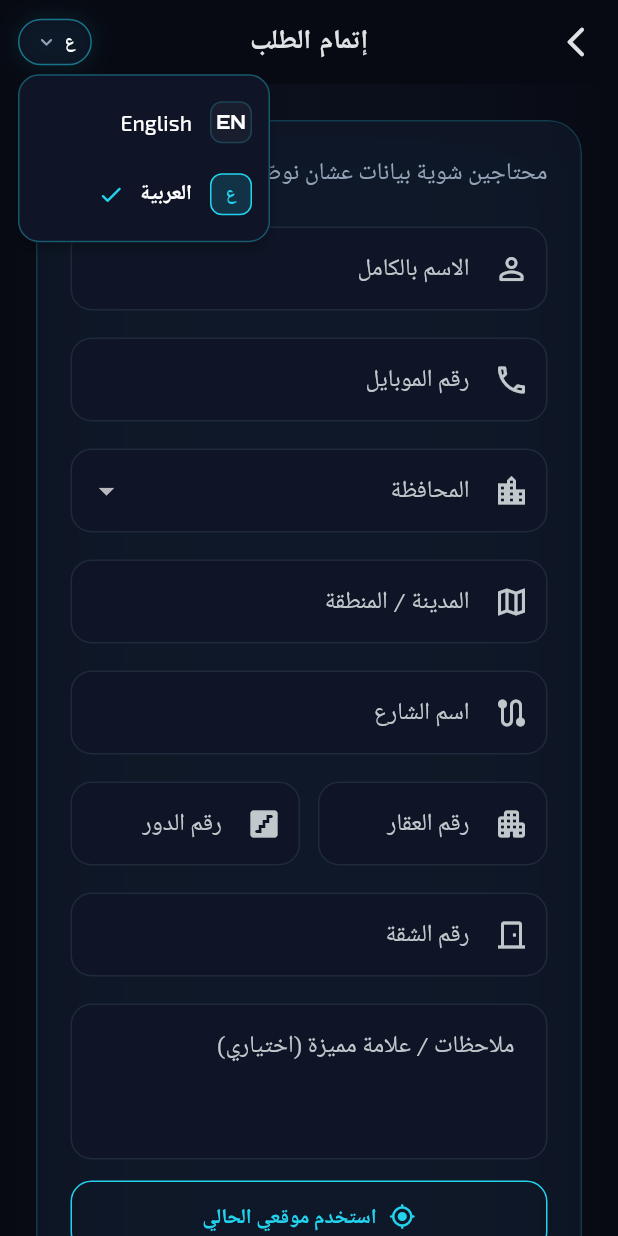
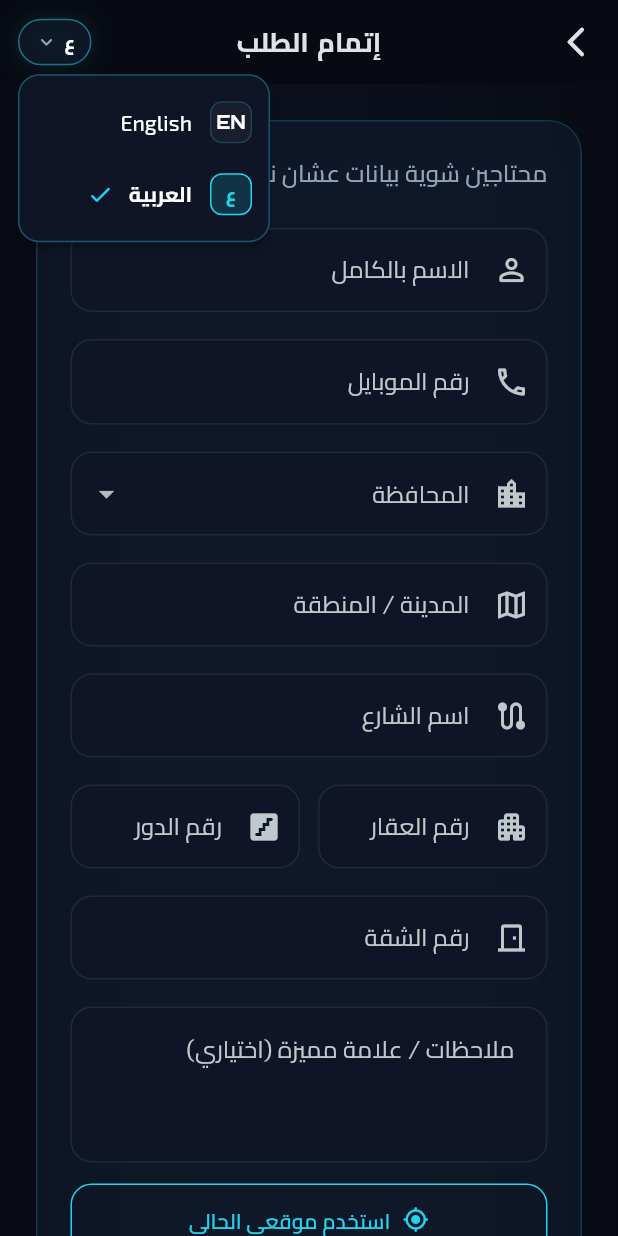
Before and after one commit to AhmedMahhmoud/bakasa_web, a Flutter app: the OrderScreen screen opened directly, after a tap on an icon or button, on a phone screen of 412 x 824 dp. Run offline on Flutter 3.47's test engine with Material 3 defaults, Android fonts, the phone set to English and light mode, and no system bars; our stand-ins replace carousel_slider, cloud_firestore, firebase_core, flutter_animate, geolocator, google_fonts and 2 more; missing offline and left inert: dart:html, dart:ui_web, mailer; accounts and stored records are empty.

Commit message:
Fix Arabic tofu on first load: bundle Cairo font as fallback
The brand fonts (Orbitron, Exo 2) are Latin-only, so Arabic text rendered
as tofu (□) boxes on first load while the web engine downloaded a Noto
Arabic fallback on demand. Bundle Cairo (Arabic + Latin) as a local asset
and add it to the fontFamilyFallback chain so Arabic glyphs resolve on the
first frame with no network round-trip.

- Add assets/fonts/Cairo-Variable.ttf and declare the Cairo family
- Add lib/theme/app_fonts.dart: appDisplayFont/appBodyFont helpers and
  appBodyTextTheme that append the Arabic fallback
- Route all GoogleFonts.orbitron/exo2 call sites (theme + 5 screens/widgets)
  through the helpers

Also includes pending updates to functions/index.js and lib/config.dart.

Co-Authored-By: Claude Opus 4.8 (1M context) <noreply@anthropic.com>

```diff
--- a/lib/config.dart
+++ b/lib/config.dart
@@ -41,33 +41,33 @@ class BakasaConfig {
 
   /// Delivery fee by governorate in EGP.
   static const Map<String, int> deliveryCostByGovernorateEgp = <String, int>{
-    'الإسماعيلية': 75,
-    'أسوان': 110,
-    'الأقصر': 110,
-    'الإسكندرية': 70,
-    'أسيوط': 80,
-    'الشرقية': 70,
-    'البحر الأحمر': 110,
-    'البحيرة': 70,
-    'الجيزة': 60,
-    'السويس': 75,
-    'الدقهلية': 70,
-    'الفيوم': 80,
-    'القاهرة': 60,
-    'القليوبية': 60,
-    'المنيا': 80,
-    'بني سويف': 80,
-    'المنوفية': 70,
-    'بورسعيد': 75,
-    'الوادي الجديد': 120,
-    'الغربية': 70,
-    'جنوب سيناء': 120,
-    'شمال سيناء': 120,
-    'دمياط': 70,
-    'سوهاج': 110,
-    'قنا': 110,
-    'كفر الشيخ': 70,
-    'مطروح': 120,
+    'الإسماعيلية': 80,
+    'أسوان': 115,
+    'الأقصر': 115,
+    'الإسكندرية': 75,
+    'أسيوط': 85,
+    'الشرقية': 75,
+    'البحر الأحمر': 115,
+    'البحيرة': 75,
+    'الجيزة': 65,
+    'السويس': 80,
+    'الدقهلية': 75,
+    'الفيوم': 85,
+    'القاهرة': 65,
+    'القليوبية': 65,
+    'المنيا': 85,
+    'بني سويف': 85,
+    'المنوفية': 75,
+    'بورسعيد': 80,
+    'الوادي الجديد': 125,
+    'الغربية': 75,
+    'جنوب سيناء': 125,
+    'شمال سيناء': 125,
+    'دمياط': 75,
+    'سوهاج': 115,
+    'قنا': 115,
+    'كفر الشيخ': 75,
+    'مطروح': 125,
   };
 
   static const String shortDescription =
--- a/lib/screens/order_screen.dart
+++ b/lib/screens/order_screen.dart
@@ -13,7 +13,7 @@ import 'package:bakasa_web/widgets/neon_card.dart';
 import 'package:bakasa_web/widgets/promo_code_panel.dart';
 import 'package:flutter/material.dart';
 import 'package:geolocator/geolocator.dart';
-import 'package:google_fonts/google_fonts.dart';
+import 'package:bakasa_web/theme/app_fonts.dart';
 
 class OrderScreen extends StatefulWidget {
   const OrderScreen({super.key});
@@ -277,7 +277,7 @@ class _OrderScreenState extends State<OrderScreen> {
         ),
         title: Text(
           l10n.placeYourOrder,
-          style: GoogleFonts.orbitron(
+          style: appDisplayFont(
             fontWeight: FontWeight.w700,
             fontSize: 18,
           ),
@@ -508,7 +508,7 @@ class _OrderScreenState extends State<OrderScreen> {
                             _locating
                                 ? l10n.locating
                                 : l10n.useMyCurrentLocation,
-                            style: GoogleFonts.exo2(
+                            style: appBodyFont(
                               fontWeight: FontWeight.w600,
                             ),
                           ),
@@ -553,7 +553,7 @@ class _OrderScreenState extends State<OrderScreen> {
                                 )
                               : Text(
                                   l10n.submitOrder,
-                                  style: GoogleFonts.orbitron(
+                                  style: appDisplayFont(
                                     fontWeight: FontWeight.w800,
                                   ),
                                 ),
@@ -612,7 +612,7 @@ class _DeliverySummary extends StatelessWidget {
         children: [
           Text(
             l10n.orderTotal,
-            style: GoogleFonts.orbitron(
+            style: appDisplayFont(
               fontSize: 13,
               fontWeight: FontWeight.w700,
               color: BakasaColors.textMuted,
@@ -639,7 +639,7 @@ class _DeliverySummary extends StatelessWidget {
       children: [
         Text(
           title,
-          style: GoogleFonts.exo2(
+          style: appBodyFont(
             color: emphasize ? Colors.white : BakasaColors.textMuted,
             fontWeight: emphasize ? FontWeight.w700 : FontWeight.w500,
           ),
@@ -647,7 +647,7 @@ class _DeliverySummary extends StatelessWidget {
         const Spacer(),
         Text(
           value,
-          style: GoogleFonts.orbitron(
+          style: appDisplayFont(
             color: emphasize ? BakasaColors.gold : Colors.white,
             fontWeight: emphasize ? FontWeight.w800 : FontWeight.w600,
           ),
--- a/lib/screens/product_screen.dart
+++ b/lib/screens/product_screen.dart
@@ -9,7 +9,7 @@ import 'package:bakasa_web/widgets/language_switcher_button.dart';
 import 'package:bakasa_web/widgets/neon_card.dart';
 import 'package:bakasa_web/widgets/product_box_hero.dart';
 import 'package:flutter/material.dart';
-import 'package:google_fonts/google_fonts.dart';
+import 'package:bakasa_web/theme/app_fonts.dart';
 import 'package:url_launcher/url_launcher.dart';
 
 const String _kHowToPlayUrl = 'https://youtube.com/shorts/-OwqJANtaUU';
@@ -186,7 +186,7 @@ class _ProductCopy extends StatelessWidget {
   @override
   Widget build(BuildContext context) {
     final l10n = AppLocalizations.of(context);
-    final headline = GoogleFonts.orbitron(
+    final headline = appDisplayFont(
       fontSize: 32,
       fontWeight: FontWeight.w800,
       height: 1.15,
@@ -198,7 +198,7 @@ class _ProductCopy extends StatelessWidget {
         children: [
           Text(
             l10n.collectorEdition,
-            style: GoogleFonts.exo2(
+            style: appBodyFont(
               fontSize: 12,
               letterSpacing: 4,
               color: BakasaColors.neonMagenta,
@@ -218,7 +218,7 @@ class _ProductCopy extends StatelessWidget {
           const SizedBox(height: 20),
           Text(
             l10n.insideTheBox,
-            style: GoogleFonts.exo2(
+            style: appBodyFont(
               fontWeight: FontWeight.w700,
               color: Colors.white,
             ),
@@ -240,7 +240,7 @@ class _ProductCopy extends StatelessWidget {
                 children: [
                   Text(
                     l10n.priceLabel(BakasaConfig.productPriceEgp),
-                    style: GoogleFonts.orbitron(
+                    style: appDisplayFont(
                       fontSize: 36,
                       fontWeight: FontWeight.bold,
                       color: BakasaColors.gold,
@@ -264,7 +264,7 @@ class _ProductCopy extends StatelessWidget {
                 ),
                 child: Text(
                   l10n.orderNow,
-                  style: GoogleFonts.orbitron(fontWeight: FontWeight.w800),
+                  style: appDisplayFont(fontWeight: FontWeight.w800),
                 ),
               );
               if (row) {
@@ -299,7 +299,7 @@ class _HowToPlaySection extends StatelessWidget {
         children: [
           Text(
             l10n.howToPlay,
-            style: GoogleFonts.exo2(
+            style: appBodyFont(
               fontSize: 12,
               letterSpacing: 3.5,
               color: BakasaColors.neonCyan,
@@ -309,7 +309,7 @@ class _HowToPlaySection extends StatelessWidget {
           const SizedBox(height: 10),
           Text(
             l10n.quickVideoGuide,
-            style: GoogleFonts.orbitron(
+            style: appDisplayFont(
               fontWeight: FontWeight.w700,
               fontSize: 24,
               color: Colors.white,
@@ -426,7 +426,7 @@ class _VideoPreviewCardState extends State<_VideoPreviewCard>
                         Expanded(
                           child: Text(
                             l10n.howToPlayBakasa,
-                            style: GoogleFonts.exo2(
+                            style: appBodyFont(
                               color: Colors.white,
                               fontWeight: FontWeight.w700,
                               fontSize: 16,
@@ -555,7 +555,7 @@ class _ModernFooterState extends State<_ModernFooter>
                           children: [
                             Text(
                               l10n.connectWithUs,
-                              style: GoogleFonts.exo2(
+                              style: appBodyFont(
                                 fontSize: 12,
                                 letterSpacing: 3.2,
                                 color: BakasaColors.neonCyan,
@@ -565,7 +565,7 @@ class _ModernFooterState extends State<_ModernFooter>
                             const SizedBox(height: 10),
                             Text(
                               l10n.joinCommunityTitle,
-                              style: GoogleFonts.orbitron(
+                              style: appDisplayFont(
                                 fontSize: 22,
                                 fontWeight: FontWeight.w700,
                                 color: Colors.white,
@@ -688,7 +688,7 @@ class _SocialButton extends StatelessWidget {
               const SizedBox(width: 8),
               Text(
                 label,
-                style: GoogleFonts.exo2(
+                style: appBodyFont(
                   color: Colors.white,
                   fontWeight: FontWeight.w600,
                 ),
--- a/lib/screens/success_screen.dart
+++ b/lib/screens/success_screen.dart
@@ -4,7 +4,7 @@ import 'package:bakasa_web/widgets/language_switcher_button.dart';
 import 'package:bakasa_web/widgets/neon_card.dart';
 import 'package:flutter/material.dart';
 import 'package:flutter_animate/flutter_animate.dart';
-import 'package:google_fonts/google_fonts.dart';
+import 'package:bakasa_web/theme/app_fonts.dart';
 
 class SuccessScreen extends StatelessWidget {
   const SuccessScreen({super.key});
@@ -55,7 +55,7 @@ class SuccessScreen extends StatelessWidget {
                         Text(
                           l10n.orderReceived,
                           textAlign: TextAlign.center,
-                          style: GoogleFonts.orbitron(
+                          style: appDisplayFont(
                             fontSize: 28,
                             fontWeight: FontWeight.w800,
                             color: Colors.white,
@@ -80,7 +80,7 @@ class SuccessScreen extends StatelessWidget {
                           },
                           child: Text(
                             l10n.backToProduct,
-                            style: GoogleFonts.orbitron(
+                            style: appDisplayFont(
                               fontWeight: FontWeight.w800,
                             ),
                           ),
--- /dev/null
+++ b/lib/theme/app_fonts.dart
@@ -0,0 +1,113 @@
+import 'package:flutter/material.dart';
+import 'package:google_fonts/google_fonts.dart';
+
+/// Locally-bundled fonts that contain Arabic glyphs, used as a fallback chain.
+///
+/// The brand display/body fonts (Orbitron, Exo 2) are Latin-only — they have
+/// no Arabic glyphs. Listing [Cairo] as a fallback means any Arabic character
+/// resolves to the bundled Cairo font on the FIRST frame, with no network
+/// round-trip. Without this, the web engine downloads a Noto Arabic fallback
+/// on demand, so Arabic text flashes as tofu boxes (□) on first load.
+const List<String> kArabicFallback = <String>['Cairo'];
+
+/// Brand display font (Orbitron) with the Arabic fallback chain applied.
+///
+/// Drop-in replacement for `GoogleFonts.orbitron(...)`: same parameters, but the
+/// returned style falls back to a bundled Arabic font for any glyph Orbitron
+/// lacks. Latin text is unaffected (Orbitron covers it).
+TextStyle appDisplayFont({
+  TextStyle? textStyle,
+  Color? color,
+  Color? backgroundColor,
+  double? fontSize,
+  FontWeight? fontWeight,
+  FontStyle? fontStyle,
+  double? letterSpacing,
+  double? wordSpacing,
+  TextBaseline? textBaseline,
+  double? height,
+  Locale? locale,
+  Paint? foreground,
+  Paint? background,
+  List<Shadow>? shadows,
+  List<FontFeature>? fontFeatures,
+  TextDecoration? decoration,
+  Color? decorationColor,
+  TextDecorationStyle? decorationStyle,
+  double? decorationThickness,
+}) {
+  return GoogleFonts.orbitron(
+    textStyle: textStyle,
+    color: color,
+    backgroundColor: backgroundColor,
+    fontSize: fontSize,
+    fontWeight: fontWeight,
+    fontStyle: fontStyle,
+    letterSpacing: letterSpacing,
+    wordSpacing: wordSpacing,
+    textBaseline: textBaseline,
+    height: height,
+    locale: locale,
+    foreground: foreground,
+    background: background,
+    shadows: shadows,
+    fontFeatures: fontFeatures,
+    decoration: decoration,
+    decorationColor: decorationColor,
+    decorationStyle: decorationStyle,
+    decorationThickness: decorationThickness,
+  ).copyWith(fontFamilyFallback: kArabicFallback);
+}
+
+/// Brand body font (Exo 2) with the Arabic fallback chain applied.
+///
+/// Drop-in replacement for `GoogleFonts.exo2(...)`. See [appDisplayFont].
+TextStyle appBodyFont({
+  TextStyle? textStyle,
+  Color? color,
+  Color? backgroundColor,
+  double? fontSize,
+  FontWeight? fontWeight,
+  FontStyle? fontStyle,
+  double? letterSpacing,
+  double? wordSpacing,
+  TextBaseline? textBaseline,
+  double? height,
+  Locale? locale,
+  Paint? foreground,
+  Paint? background,
+  List<Shadow>? shadows,
+  List<FontFeature>? fontFeatures,
+  TextDecoration? decoration,
+  Color? decorationColor,
+  TextDecorationStyle? decorationStyle,
+  double? decorationThickness,
+}) {
+  return GoogleFonts.exo2(
+    textStyle: textStyle,
+    color: color,
+    backgroundColor: backgroundColor,
+    fontSize: fontSize,
+    fontWeight: fontWeight,
+    fontStyle: fontStyle,
+    letterSpacing: letterSpacing,
+    wordSpacing: wordSpacing,
+    textBaseline: textBaseline,
+    height: height,
+    locale: locale,
+    foreground: foreground,
+    background: background,
+    shadows: shadows,
+    fontFeatures: fontFeatures,
+    decoration: decoration,
+    decorationColor: decorationColor,
+    decorationStyle: decorationStyle,
+    decorationThickness: decorationThickness,
+  ).copyWith(fontFamilyFallback: kArabicFallback);
+}
+
+/// Builds the base body [TextTheme] (Exo 2) with the Arabic fallback applied to
+/// every style, so default-styled `Text` widgets render Arabic correctly too.
+TextTheme appBodyTextTheme(TextTheme base) {
+  return GoogleFonts.exo2TextTheme(base).apply(fontFamilyFallback: kArabicFallback);
+}
--- a/lib/theme/bakasa_theme.dart
+++ b/lib/theme/bakasa_theme.dart
@@ -1,5 +1,5 @@
+import 'package:bakasa_web/theme/app_fonts.dart';
 import 'package:flutter/material.dart';
-import 'package:google_fonts/google_fonts.dart';
 
 class BakasaColors {
   BakasaColors._();
@@ -28,7 +28,7 @@ ThemeData buildBakasaTheme() {
 
   return base.copyWith(
     scaffoldBackgroundColor: BakasaColors.bgDeep,
-    textTheme: GoogleFonts.exo2TextTheme(
+    textTheme: appBodyTextTheme(
       base.textTheme,
     ).apply(bodyColor: Colors.white, displayColor: Colors.white),
     appBarTheme: const AppBarTheme(
@@ -60,7 +60,7 @@ ThemeData buildBakasaTheme() {
         shape: RoundedRectangleBorder(borderRadius: BorderRadius.circular(16)),
         backgroundColor: BakasaColors.neonCyan,
         foregroundColor: BakasaColors.bgDeep,
-        textStyle: GoogleFonts.orbitron(fontWeight: FontWeight.w700),
+        textStyle: appDisplayFont(fontWeight: FontWeight.w700),
       ),
     ),
     outlinedButtonTheme: OutlinedButtonThemeData(
--- a/lib/widgets/language_switcher_button.dart
+++ b/lib/widgets/language_switcher_button.dart
@@ -2,7 +2,7 @@ import 'package:bakasa_web/l10n/app_localizations.dart';
 import 'package:bakasa_web/services/locale_controller.dart';
 import 'package:bakasa_web/theme/bakasa_theme.dart';
 import 'package:flutter/material.dart';
-import 'package:google_fonts/google_fonts.dart';
+import 'package:bakasa_web/theme/app_fonts.dart';
 
 /// Compact neon pill that opens a popup with English / العربية.
 ///
@@ -83,7 +83,7 @@ class LanguageSwitcherButton extends StatelessWidget {
             ),
             child: Text(
               tag,
-              style: GoogleFonts.orbitron(
+              style: appDisplayFont(
                 fontSize: 12,
                 fontWeight: FontWeight.w800,
                 color: selected ? BakasaColors.neonCyan : Colors.white,
@@ -93,7 +93,7 @@ class LanguageSwitcherButton extends StatelessWidget {
           const SizedBox(width: 12),
           Text(
             label,
-            style: GoogleFonts.exo2(
+            style: appBodyFont(
               color: Colors.white,
               fontWeight: selected ? FontWeight.w700 : FontWeight.w500,
             ),
@@ -146,7 +146,7 @@ class _Pill extends StatelessWidget {
           ],
           Text(
             label,
-            style: GoogleFonts.orbitron(
+            style: appDisplayFont(
               fontSize: 12,
               letterSpacing: 1.2,
               fontWeight: FontWeight.w800,
--- a/lib/widgets/promo_code_panel.dart
+++ b/lib/widgets/promo_code_panel.dart
@@ -4,7 +4,7 @@ import 'package:bakasa_web/services/order_pricing.dart';
 import 'package:bakasa_web/services/promo_code_service.dart';
 import 'package:bakasa_web/theme/bakasa_theme.dart';
 import 'package:flutter/material.dart';
-import 'package:google_fonts/google_fonts.dart';
+import 'package:bakasa_web/theme/app_fonts.dart';
 
 /// Promo entry + apply flow for the order form (Firestore-backed).
 class PromoCodePanel extends StatelessWidget {
@@ -75,7 +75,7 @@ class PromoCodePanel extends StatelessWidget {
               const SizedBox(width: 10),
               Text(
                 l10n.promoCode,
-                style: GoogleFonts.orbitron(
+                style: appDisplayFont(
                   fontSize: 15,
                   fontWeight: FontWeight.w700,
                   color: Colors.white,
@@ -140,7 +140,7 @@ class PromoCodePanel extends StatelessWidget {
                       )
                     : Text(
                         l10n.apply,
-                        style: GoogleFonts.exo2(fontWeight: FontWeight.w700),
+                        style: appBodyFont(fontWeight: FontWeight.w700),
                       ),
               ),
             ],
@@ -149,7 +149,7 @@ class PromoCodePanel extends StatelessWidget {
             const SizedBox(height: 8),
             Text(
               inlineError!,
-              style: GoogleFonts.exo2(
+              style: appBodyFont(
                 fontSize: 12.5,
                 color: Colors.redAccent.shade100,
                 height: 1.3,
@@ -170,7 +170,7 @@ class PromoCodePanel extends StatelessWidget {
                 Expanded(
                   child: Text.rich(
                     TextSpan(
-                      style: GoogleFonts.exo2(
+                      style: appBodyFont(
                         fontSize: 13,
                         color: Colors.white,
                         height: 1.3,
@@ -209,7 +209,7 @@ class PromoCodePanel extends StatelessWidget {
                   onPressed: onClear,
                   child: Text(
                     l10n.remove,
-                    style: GoogleFonts.exo2(fontWeight: FontWeight.w700),
+                    style: appBodyFont(fontWeight: FontWeight.w700),
                   ),
                 ),
               ],
@@ -223,7 +223,7 @@ class PromoCodePanel extends StatelessWidget {
           const SizedBox(height: 14),
           Text(
             l10n.collectorBoxPrice,
-            style: GoogleFonts.orbitron(
+            style: appDisplayFont(
               fontSize: 13,
               fontWeight: FontWeight.w700,
               color: BakasaColors.textMuted,
@@ -259,7 +259,7 @@ class _PriceSummary extends StatelessWidget {
         children: [
           Text(
             '$cur ',
-            style: GoogleFonts.orbitron(
+            style: appDisplayFont(
               fontSize: 16,
               fontWeight: FontWeight.w600,
               color: BakasaColors.textMuted,
@@ -267,7 +267,7 @@ class _PriceSummary extends StatelessWidget {
           ),
           Text(
             '$base',
-            style: GoogleFonts.orbitron(
+            style: appDisplayFont(
               fontSize: 28,
               fontWeight: FontWeight.w800,
               color: BakasaColors.gold,
@@ -279,7 +279,7 @@ class _PriceSummary extends StatelessWidget {
             Expanded(
               child: Text(
                 l10n.promoNoPercent,
-                style: GoogleFonts.exo2(
+                style: appBodyFont(
                   fontSize: 11.5,
                   color: BakasaColors.textMuted,
                   height: 1.25,
@@ -302,7 +302,7 @@ class _PriceSummary extends StatelessWidget {
           children: [
             Text(
               '$cur ',
-              style: GoogleFonts.orbitron(
+              style: appDisplayFont(
                 fontSize: 14,
                 fontWeight: FontWeight.w600,
                 color: BakasaColors.textMuted,
@@ -310,7 +310,7 @@ class _PriceSummary extends StatelessWidget {
             ),
             Text(
               '$base',
-              style: GoogleFonts.orbitron(
+              style: appDisplayFont(
                 fontSize: 16,
                 fontWeight: FontWeight.w700,
                 color: BakasaColors.textMuted,
@@ -328,7 +328,7 @@ class _PriceSummary extends StatelessWidget {
             ),
             Text(
               ' $cur ',
-              style: GoogleFonts.orbitron(
+              style: appDisplayFont(
                 fontSize: 17,
                 fontWeight: FontWeight.w700,
                 color: BakasaColors.neonCyan,
@@ -336,7 +336,7 @@ class _PriceSummary extends StatelessWidget {
             ),
             Text(
               '$finalAmt',
-              style: GoogleFonts.orbitron(
+              style: appDisplayFont(
                 fontSize: 28,
                 fontWeight: FontWeight.w800,
                 color: BakasaColors.gold,
@@ -349,7 +349,7 @@ class _PriceSummary extends StatelessWidget {
           save > 0
               ? l10n.youSave(cur, save, pct, codeId)
               : l10n.percentOffApplied(pct, codeId),
-          style: GoogleFonts.exo2(
+          style: appBodyFont(
             fontSize: 12.5,
             color: BakasaColors.textMuted,
             height: 1.35,
```
Also changed, not shown: pubspec.yaml (+9 -0 lines), assets/fonts/Cairo-Variable.ttf (added), 1 other file.
